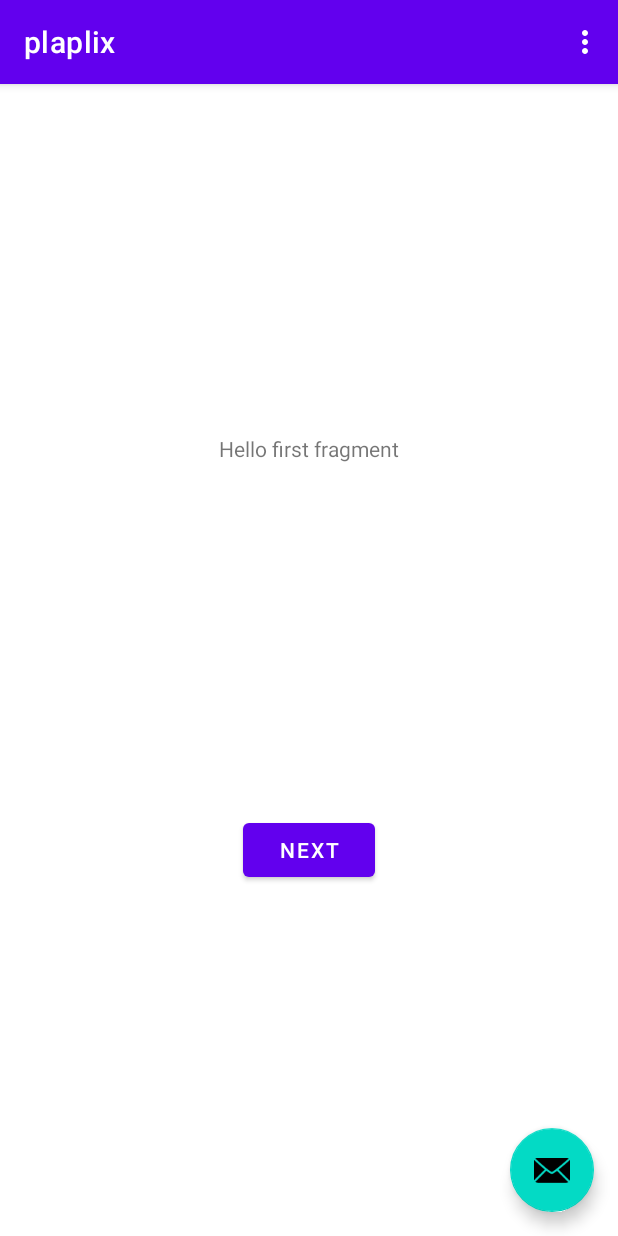
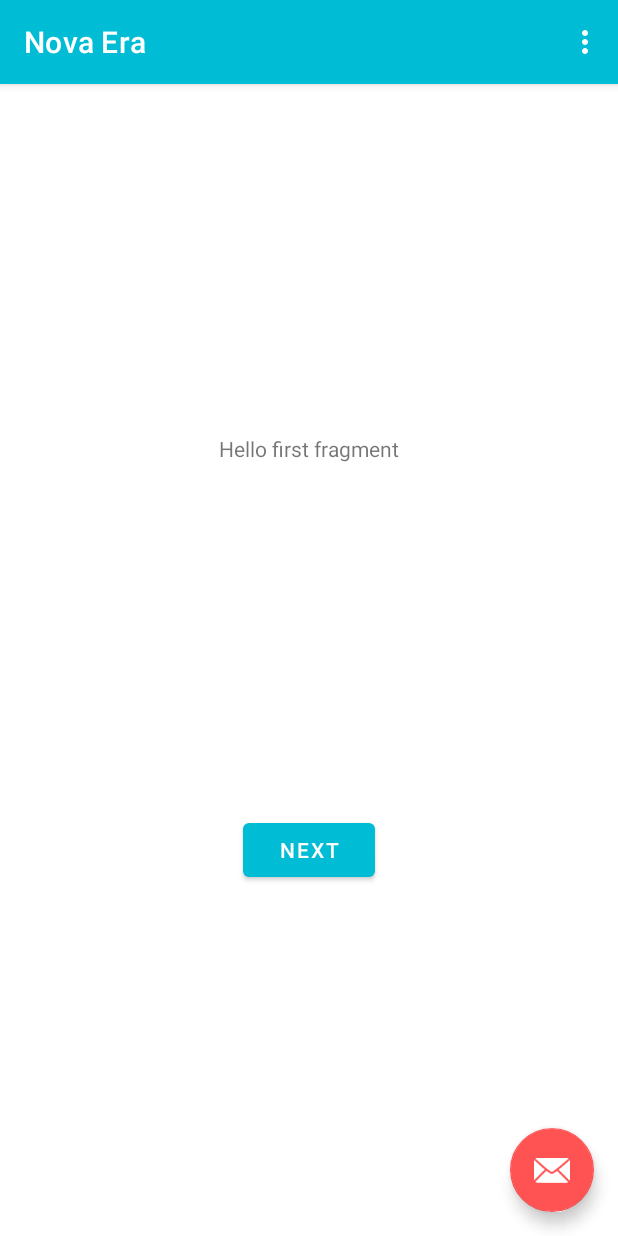
Before and after one commit to a-chavez/plaplix, an Android app: the screen it shows after launch (MainActivity), on a phone screen of 412 x 824 dp. Run offline under Robolectric (Android 15) with nearby library versions, the phone set to English and light mode, and no system bars.

Commit message:
Working: -theme & colors

```diff
--- a/app/src/main/res/values-night/themes.xml
+++ b/app/src/main/res/values-night/themes.xml
@@ -2,13 +2,13 @@
     <!-- Base application theme. -->
     <style name="Theme.Plaplix" parent="Theme.MaterialComponents.DayNight.DarkActionBar">
         <!-- Primary brand color. -->
-        <item name="colorPrimary">@color/purple_200</item>
-        <item name="colorPrimaryVariant">@color/purple_700</item>
-        <item name="colorOnPrimary">@color/black</item>
+        <item name="colorPrimary">@color/colorThemeDark</item>
+        <item name="colorPrimaryVariant">@color/colorThemeDarkVariant</item>
+        <item name="colorOnPrimary">@color/colorDivider</item>
         <!-- Secondary brand color. -->
-        <item name="colorSecondary">@color/teal_200</item>
-        <item name="colorSecondaryVariant">@color/teal_200</item>
-        <item name="colorOnSecondary">@color/black</item>
+        <item name="colorSecondary">@color/colorAccent</item>
+        <item name="colorSecondaryVariant">@color/colorThemeDarkVariant</item>
+        <item name="colorOnSecondary">@color/colorDivider</item>
         <!-- Status bar color. -->
         <item name="android:statusBarColor" tools:targetApi="l">?attr/colorPrimaryVariant</item>
         <!-- Customize your theme here. -->
--- a/app/src/main/res/values/colors.xml
+++ b/app/src/main/res/values/colors.xml
@@ -1,10 +1,21 @@
 <?xml version="1.0" encoding="utf-8"?>
 <resources>
-    <color name="purple_200">#FFBB86FC</color>
-    <color name="purple_500">#FF6200EE</color>
-    <color name="purple_700">#FF3700B3</color>
-    <color name="teal_200">#FF03DAC5</color>
-    <color name="teal_700">#FF018786</color>
-    <color name="black">#FF000000</color>
-    <color name="white">#FFFFFFFF</color>
+    <color name="colorPrimary">#00BCD4</color>
+    <color name="colorPrimaryDark">#0097A7</color>
+    <color name="colorAccent">#FF5252</color>
+
+    <color name="colorPrimaryLight">#B2EBF2</color>
+    <color name="colorPrimaryText">#212121</color>
+    <color name="colorTextIcons">#FFFFFF</color>
+    <color name="colorSecondaryText">#757575</color>
+    <color name="colorDivider">#BDBDBD</color>
+
+    <color name="colorThemeLight">#00BCD4</color>
+    <color name="colorThemeLightVariant">#0097A7</color>
+    <color name="colorThemeOnSecondaryLight">#e0e0e0</color>
+
+    <color name="colorThemeDark">#0097A7</color>
+    <color name="colorThemeDarkVariant">#0277bd</color>
+    <color name="colorThemeOnSecondaryDark">#222</color>
+
 </resources>
--- a/app/src/main/res/values/strings.xml
+++ b/app/src/main/res/values/strings.xml
@@ -1,5 +1,5 @@
 <resources>
-    <string name="app_name">plaplix</string>
+    <string name="app_name">Nova Era</string>
     <string name="action_settings">Settings</string>
     <!-- Strings used for fragments for navigation -->
     <string name="first_fragment_label">First Fragment</string>
--- a/app/src/main/res/values/themes.xml
+++ b/app/src/main/res/values/themes.xml
@@ -2,13 +2,13 @@
     <!-- Base application theme. -->
     <style name="Theme.Plaplix" parent="Theme.MaterialComponents.DayNight.DarkActionBar">
         <!-- Primary brand color. -->
-        <item name="colorPrimary">@color/purple_500</item>
-        <item name="colorPrimaryVariant">@color/purple_700</item>
-        <item name="colorOnPrimary">@color/white</item>
+        <item name="colorPrimary">@color/colorPrimary</item>
+        <item name="colorPrimaryVariant">@color/colorPrimaryDark</item>
+        <item name="colorOnPrimary">@color/colorTextIcons</item>
         <!-- Secondary brand color. -->
-        <item name="colorSecondary">@color/teal_200</item>
-        <item name="colorSecondaryVariant">@color/teal_700</item>
-        <item name="colorOnSecondary">@color/black</item>
+        <item name="colorSecondary">@color/colorAccent</item>
+        <item name="colorSecondaryVariant">@color/colorPrimaryDark</item>
+        <item name="colorOnSecondary">@color/colorTextIcons</item>
         <!-- Status bar color. -->
         <item name="android:statusBarColor" tools:targetApi="l">?attr/colorPrimaryVariant</item>
         <!-- Customize your theme here. -->
```
